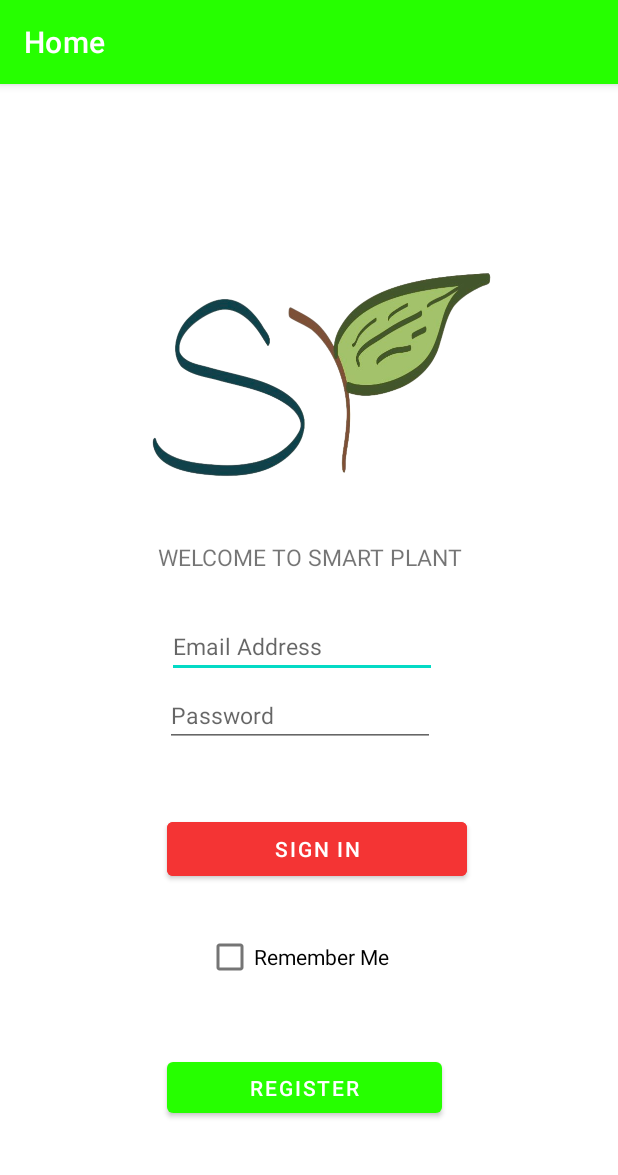
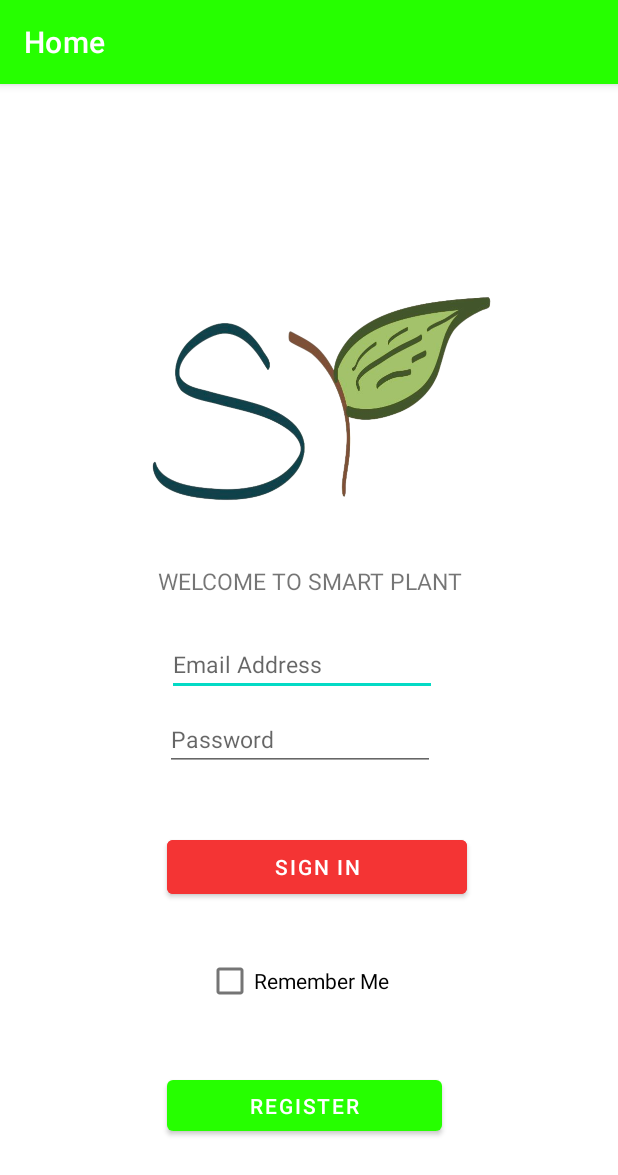
Before and after one commit to riccigamiao3076/SmartPlant, an Android app: the screen it shows after launch (MainActivity), on a phone screen of 412 x 824 dp. Shown: the top 1175 px of the screen. Run offline under Robolectric (Android 15) with nearby library versions, the phone set to English and light mode, and no system bars; our stand-ins replace navigation-ui.

Commit message:
Fixed image icon from protruding screen constraint, renamed the image id as well to titleImage.

```diff
--- a/SmartPlant/src/main/res/layout/fragment_page1.xml
+++ b/SmartPlant/src/main/res/layout/fragment_page1.xml
@@ -7,10 +7,11 @@
     tools:context=".ui.home.HomeFragment">
 
     <ImageView
-        android:id="@+id/imageView2"
+        android:id="@+id/titleImage"
         android:layout_width="390dp"
         android:layout_height="248dp"
         android:layout_marginStart="13dp"
+        android:layout_marginTop="16dp"
         android:layout_marginEnd="13dp"
         android:layout_marginBottom="22dp"
         android:src="@drawable/image0_removebg"
@@ -23,25 +24,12 @@
         android:id="@+id/text_home"
         android:layout_width="wrap_content"
         android:layout_height="wrap_content"
-        android:layout_marginBottom="28dp"
+        android:layout_marginBottom="24dp"
         android:text="@string/welcome_title"
         android:textSize="15sp"
         app:layout_constraintBottom_toTopOf="@+id/editTextTextEmailAddress"
         app:layout_constraintEnd_toEndOf="parent"
         app:layout_constraintHorizontal_bias="0.504"
-        app:layout_constraintStart_toStartOf="parent" />
-
-    <Button
-        android:id="@+id/registerButton"
-        android:layout_width="183dp"
-        android:layout_height="46dp"
-        android:layout_marginStart="111dp"
-        android:layout_marginEnd="122dp"
-        android:layout_marginBottom="76dp"
-        android:text="@string/register"
-        app:layout_constraintBottom_toBottomOf="parent"
-        app:layout_constraintEnd_toEndOf="parent"
-        app:layout_constraintHorizontal_bias="0.0"
         app:layout_constraintStart_toStartOf="parent" />
 
     <CheckBox
@@ -50,7 +38,7 @@
         android:layout_height="wrap_content"
         android:layout_marginStart="137dp"
         android:layout_marginEnd="155dp"
-        android:layout_marginBottom="40dp"
+        android:layout_marginBottom="36dp"
         android:text="@string/remember_me"
         app:layout_constraintBottom_toTopOf="@+id/registerButton"
         app:layout_constraintEnd_toEndOf="parent"
@@ -63,7 +51,7 @@
         android:layout_height="wrap_content"
         android:layout_marginStart="111dp"
         android:layout_marginEnd="130dp"
-        android:layout_marginBottom="4dp"
+        android:layout_marginBottom="8dp"
         android:ems="10"
         android:hint="@string/email_address"
         android:inputType="textEmailAddress"
@@ -79,7 +67,7 @@
         android:layout_height="wrap_content"
         android:layout_marginStart="110dp"
         android:layout_marginEnd="131dp"
-        android:layout_marginBottom="44dp"
+        android:layout_marginBottom="40dp"
         android:ems="10"
         android:hint="@string/password"
         android:inputType="textPassword"
@@ -95,7 +83,7 @@
         android:layout_height="wrap_content"
         android:layout_marginStart="111dp"
         android:layout_marginEnd="105dp"
-        android:layout_marginBottom="24dp"
+        android:layout_marginBottom="28dp"
         android:width="200dp"
         android:backgroundTint="@color/red"
         android:text="@string/sign_in"
@@ -104,4 +92,17 @@
         app:layout_constraintHorizontal_bias="0.0"
         app:layout_constraintStart_toStartOf="parent" />
 
+    <Button
+        android:id="@+id/registerButton"
+        android:layout_width="183dp"
+        android:layout_height="46dp"
+        android:layout_marginStart="111dp"
+        android:layout_marginEnd="122dp"
+        android:layout_marginBottom="64dp"
+        android:text="@string/register"
+        app:layout_constraintBottom_toBottomOf="parent"
+        app:layout_constraintEnd_toEndOf="parent"
+        app:layout_constraintHorizontal_bias="0.0"
+        app:layout_constraintStart_toStartOf="parent" />
+
 </androidx.constraintlayout.widget.ConstraintLayout>
```
